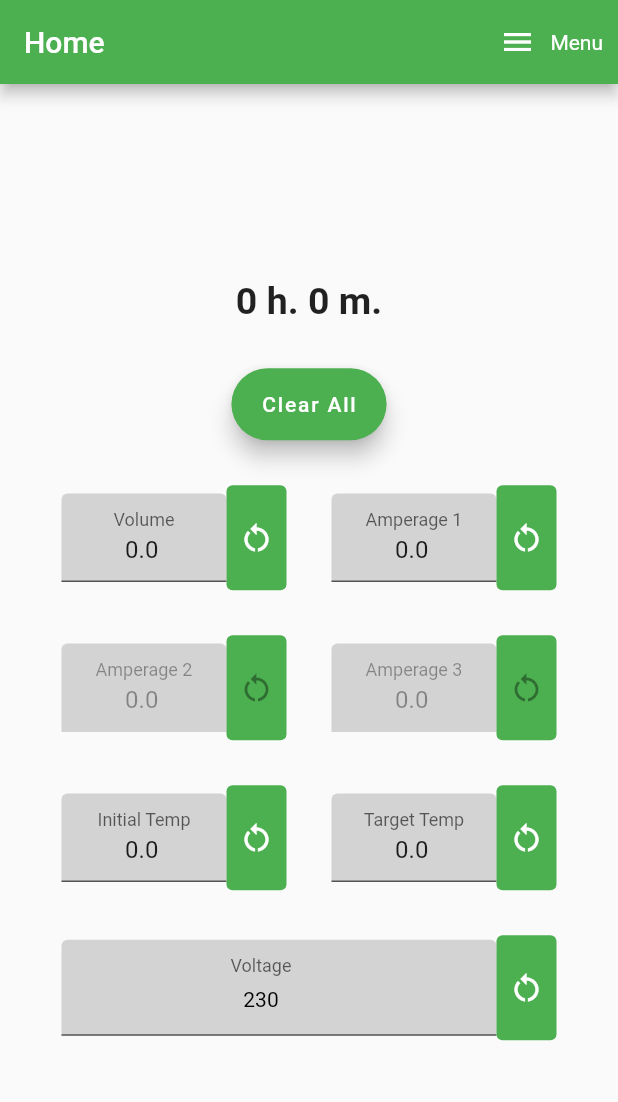
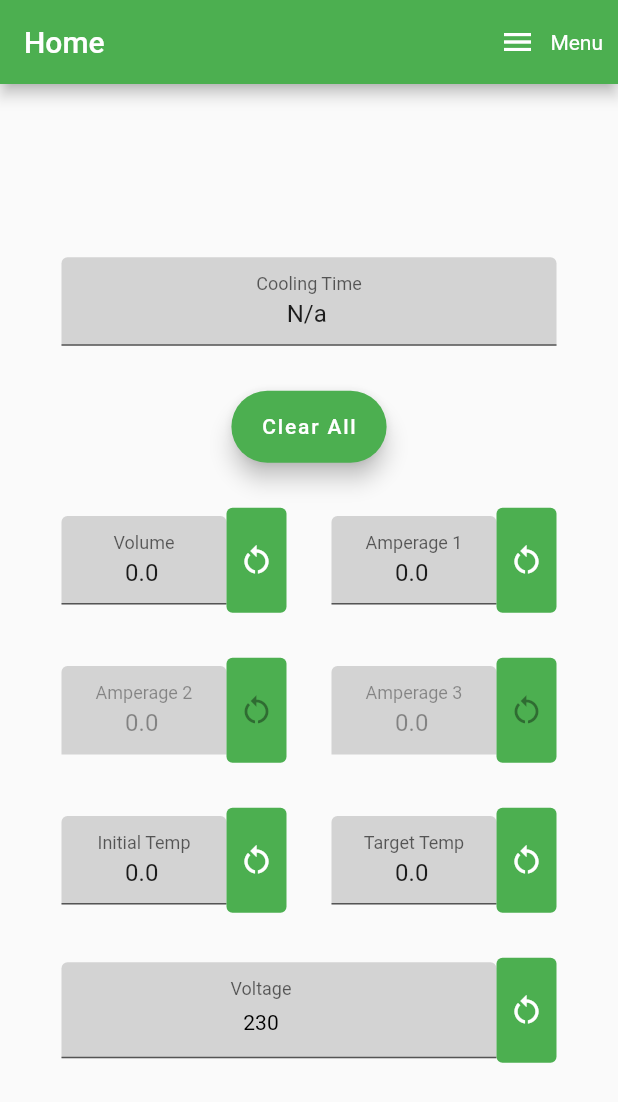
Before and after one commit to sapientlion/oldairy, a Flutter app: the screen it shows after launch, after a tap on "Clear All", on a phone screen of 412 x 824 dp. Shown: the top 1102 px of the screen. Run offline on Flutter 3.47's test engine with Material 2 defaults, Android fonts, the phone set to English and light mode, and no system bars.

Commit message:
Change the way the cooling time field looks and behaves.

```diff
--- a/lib/routes/home.dart
+++ b/lib/routes/home.dart
@@ -50,6 +50,8 @@ class _HomeRouteState extends HomeRouteStateManager {
   final double _fieldHeight = 70.0;
   final double _fieldWidth = 110.0;
   final double _resetBtnWidth = 40.0;
+
+  final String _temperatureOutputInitValue = 'N/a';
   //final Color _fontColor = const Color.fromRGBO(0, 0, 0, 1);
 
   bool _absoluteZeroFlag = false;
@@ -59,12 +61,13 @@ class _HomeRouteState extends HomeRouteStateManager {
   _HomeRouteState() {
     dropdownValue = _voltages.first;
 
-    initTempCtrl.text = initValue.toString();
-    targetTempCtrl.text = initValue.toString();
+    temperatureOutputCtrl.text = _temperatureOutputInitValue;
     volumeCtrl.text = initValue.toString();
     ampsFirstWireCtrl.text = initValue.toString();
     ampsSecondWireCtrl.text = initValue.toString();
     ampsThirdWireCtrl.text = initValue.toString();
+    initTempCtrl.text = initValue.toString();
+    targetTempCtrl.text = initValue.toString();
 
     //
     // Don't forget to initialize the voltage located inside of the calculator object.
@@ -204,61 +207,10 @@ class _HomeRouteState extends HomeRouteStateManager {
     );
   }
 
-  Wrap getTempOutput() {
-    return Wrap(
-      children: [
-        settings.locale.hours.isEmpty
-            ? Text(
-                '$coolingTimeHours h. ',
-                style: TextStyle(
-                  fontSize: _tempOutputFontSize,
-                  fontWeight: FontWeight.bold,
-                ),
-              ) // Trailing space is intentional. Do not remove!
-            : Text(
-                '$coolingTimeHours ${settings.locale.hours}',
-                style: TextStyle(
-                  fontSize: _tempOutputFontSize,
-                  fontWeight: FontWeight.bold,
-                ),
-              ),
-        settings.locale.minutes.isEmpty
-            ? Text(
-                '$coolingTimeMinutes m.',
-                style: TextStyle(
-                  fontSize: _tempOutputFontSize,
-                  fontWeight: FontWeight.bold,
-                ),
-              )
-            : Text(
-                '$coolingTimeMinutes ${settings.locale.minutes}',
-                style: TextStyle(
-                  fontSize: _tempOutputFontSize,
-                  fontWeight: FontWeight.bold,
-                ),
-              ),
-        //
-        // Nothing to see here...
-        //
-        _absoluteZeroFlag && settings.osFlag
-            ? Text(
-                '\u{1f480}',
-                style: TextStyle(
-                  fontSize: _tempOutputFontSize,
-                ),
-              )
-            : const Text(''),
-      ],
-    );
-  }
-
   FloatingActionButton getClearAllButton() {
     return FloatingActionButton.extended(
       onPressed: () {
-        setState(() {
-          coolingTimeHours = '0';
-          coolingTimeMinutes = '0';
-        });
+        temperatureOutputCtrl.text = _temperatureOutputInitValue;
 
         purge(timeFormatter.calculator);
       },
@@ -459,6 +411,42 @@ class _HomeRouteState extends HomeRouteStateManager {
     });
 
     return;
+  }
+
+  Row getTemperatureOutput() {
+    return Row(
+      mainAxisAlignment: MainAxisAlignment.center,
+      children: [
+        SizedBox(
+          width: _fieldWidth * 2 + 110,
+          child: TextFormField(
+            controller: temperatureOutputCtrl,
+            decoration: const InputDecoration(
+              counterStyle: TextStyle(height: double.minPositive),
+              counterText: '',
+              filled: true,
+              fillColor: Color.fromRGBO(211, 211, 211, 1),
+              label: Center(
+                child: Text('Cooling Time'),
+              ),
+            ),
+            readOnly: true,
+            textAlign: TextAlign.center,
+          ),
+        ),
+        //
+        // Nothing to see here...
+        //
+        _absoluteZeroFlag && settings.osFlag
+            ? Text(
+                '\u{1f480}',
+                style: TextStyle(
+                  fontSize: _tempOutputFontSize,
+                ),
+              )
+            : const Text(''),
+      ],
+    );
   }
 
   SizedBox getVoltageDropdown() {
@@ -790,7 +778,7 @@ class _HomeRouteState extends HomeRouteStateManager {
                   child: Column(
                     mainAxisAlignment: MainAxisAlignment.center,
                     children: [
-                      getTempOutput(),
+                      getTemperatureOutput(),
                       const Padding(
                         padding: EdgeInsets.all(15),
                       ),
--- a/lib/routes/home_manager.dart
+++ b/lib/routes/home_manager.dart
@@ -53,12 +53,11 @@ abstract class HomeRouteStateManager extends State<HomeRoute> {
       ampsFirstWire: 0.0,
       ampsSecondWire: 0.0,
       ampsThirdWire: 0.0,
-  ));
+    ),
+  );
 
   @protected
-  TextEditingController initTempCtrl = TextEditingController();
-  @protected
-  TextEditingController targetTempCtrl = TextEditingController();
+  TextEditingController temperatureOutputCtrl = TextEditingController();
   @protected
   TextEditingController volumeCtrl = TextEditingController();
   @protected
@@ -67,6 +66,10 @@ abstract class HomeRouteStateManager extends State<HomeRoute> {
   TextEditingController ampsSecondWireCtrl = TextEditingController();
   @protected
   TextEditingController ampsThirdWireCtrl = TextEditingController();
+  @protected
+  TextEditingController initTempCtrl = TextEditingController();
+  @protected
+  TextEditingController targetTempCtrl = TextEditingController();
 
   //
   // Set cooling time.
@@ -79,6 +82,8 @@ abstract class HomeRouteStateManager extends State<HomeRoute> {
           pFlag: settings.pFlag,
         )
         .toString();
+
+    temperatureOutputCtrl.text = '$coolingTimeHours : $coolingTimeMinutes';
 
     return;
   }
```
Lines whose indentation alone changed are shown as unchanged.
